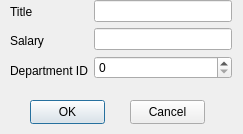
This is roleinput.ui in KaleTEvans/QTEmployeeTracker as Qt 5 draws it before an edit. The edited form follows.
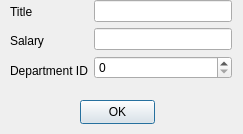
This is the edited form.

Commit message: refractored code to use sql query on roles window rather than role input for reuse

```diff
--- a/roleinput.ui
+++ b/roleinput.ui
@@ -16,7 +16,7 @@
   <widget class="QPushButton" name="okButton">
    <property name="geometry">
     <rect>
-     <x>30</x>
+     <x>80</x>
      <y>100</y>
      <width>75</width>
      <height>24</height>
@@ -26,20 +26,7 @@
     <string>OK</string>
    </property>
   </widget>
-  <widget class="QPushButton" name="cancelButton">
-   <property name="geometry">
-    <rect>
-     <x>130</x>
-     <y>100</y>
-     <width>75</width>
-     <height>24</height>
-    </rect>
-   </property>
-   <property name="text">
-    <string>Cancel</string>
-   </property>
-  </widget>
-  <widget class="QWidget" name="">
+  <widget class="QWidget" name="layoutWidget">
    <property name="geometry">
     <rect>
      <x>10</x>
```
The commit also changes 3 other files.
